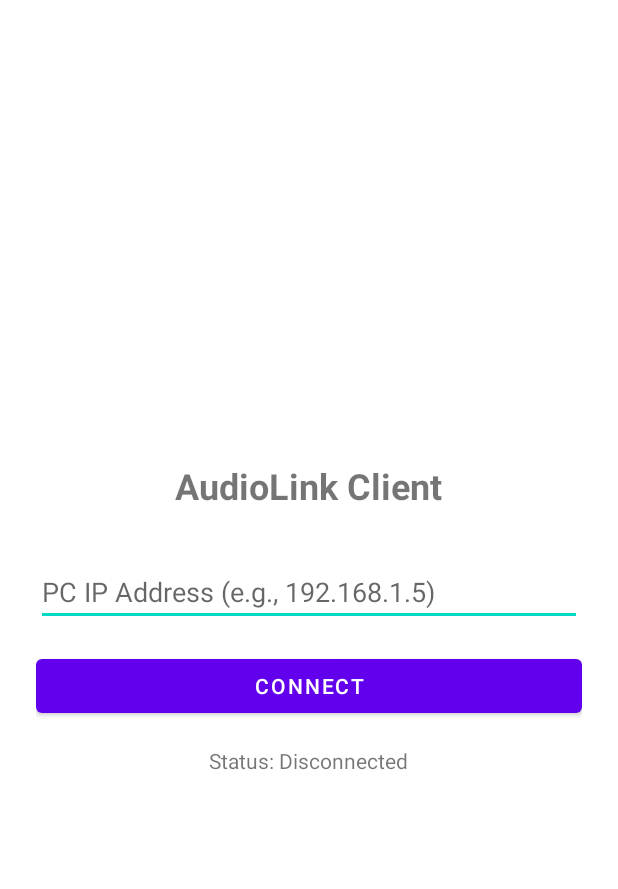
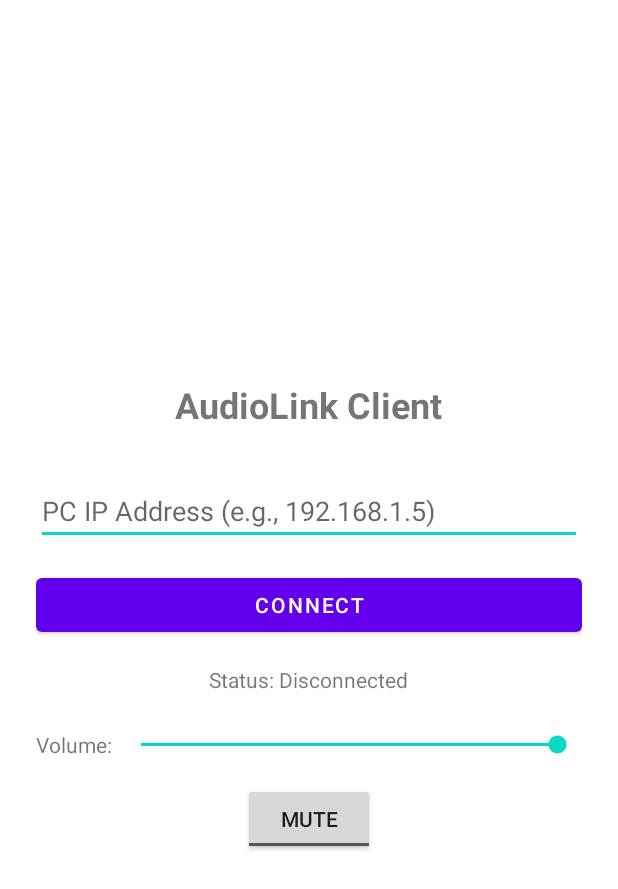
Before and after one commit to yoyo353/Mic_pc, an Android app: the layout activity_main.xml on its own in the app's theme, with its tools: preview values and no code run, on a phone screen of 412 x 824 dp. Shown: the top 889 px of the screen. Run offline under Robolectric (Android 15) with nearby library versions, the phone set to English and light mode, and no system bars.

Commit message:
Commit actualizacion de app telefono

```diff
--- a/AudioLink/Android/app/src/main/res/layout/activity_main.xml
+++ b/AudioLink/Android/app/src/main/res/layout/activity_main.xml
@@ -34,6 +34,36 @@
         android:layout_width="wrap_content"
         android:layout_height="wrap_content"
         android:text="Status: Disconnected"
-        android:textSize="14sp"/>
+        android:textSize="14sp"
+        android:layout_marginBottom="24dp"/>
+
+    <LinearLayout
+        android:layout_width="match_parent"
+        android:layout_height="wrap_content"
+        android:orientation="horizontal"
+        android:gravity="center_vertical"
+        android:layout_marginBottom="16dp">
+
+        <TextView
+            android:layout_width="wrap_content"
+            android:layout_height="wrap_content"
+            android:text="Volume: "/>
+
+        <SeekBar
+            android:id="@+id/sbVolume"
+            android:layout_width="0dp"
+            android:layout_height="wrap_content"
+            android:layout_weight="1"
+            android:max="100"
+            android:progress="100"/>
+    </LinearLayout>
+
+    <ToggleButton
+        android:id="@+id/btnMute"
+        android:layout_width="wrap_content"
+        android:layout_height="wrap_content"
+        android:text="Mute"
+        android:textOn="Unmute"
+        android:textOff="Mute"/>
 
 </LinearLayout>
```
Also changed, not shown: AudioLink/Android/app/src/main/AndroidManifest.xml (+7 -0 lines), AudioLink/Android/app/src/main/java/com/audiolink/AudioService.kt (added, +109 -0 lines), AudioLink/Android/app/src/main/java/com/audiolink/AudioStreamer.kt (+23 -1 lines), AudioLink/Android/app/src/main/java/com/audiolink/MainActivity.kt (+116 -33 lines), 247 other files.
